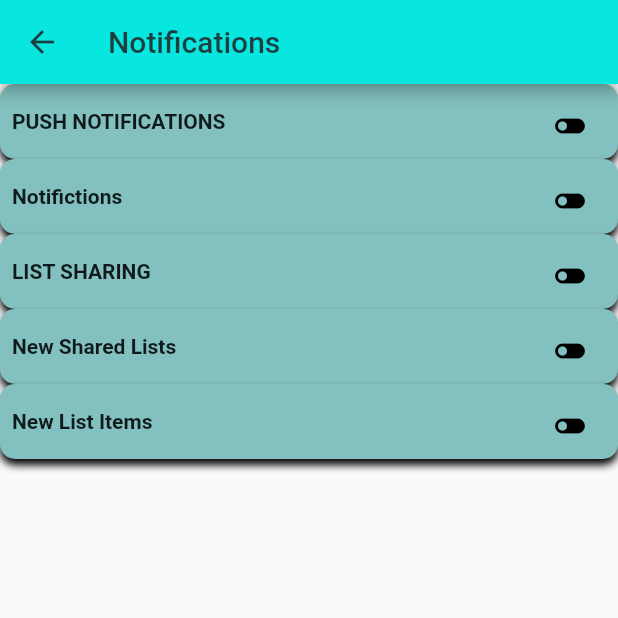
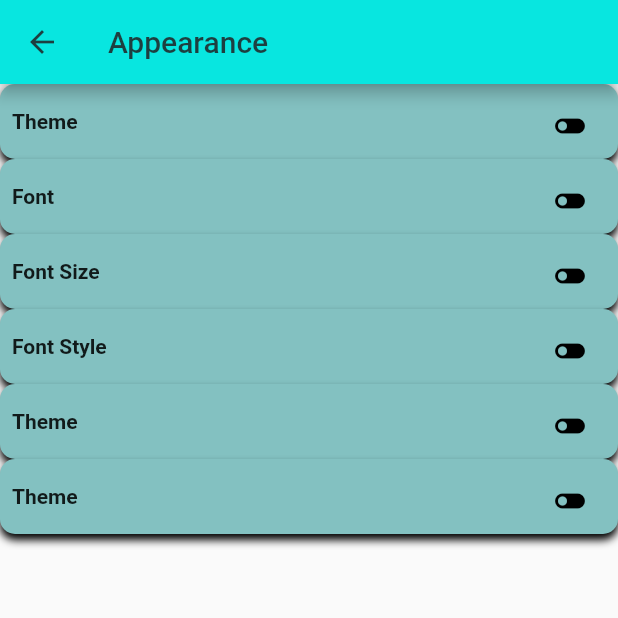
Before and after one commit to ListMe-MP/list_me, a Flutter app: the SettingsPage screen opened directly, after a tap on "Appearance", on a phone screen of 412 x 824 dp, the top half of it. Run offline on Flutter 3.47's test engine with Material 2 defaults, Android fonts, the phone set to English and light mode, and no system bars; our stand-ins replace another_flushbar, google_fonts, ionicons, smooth_page_indicator, syncfusion_flutter_charts, toggle_switch.

Commit message:
Added Apearance screen and Categories screen and Share List bar

```diff
--- /dev/null
+++ b/lib/components/appearance_bar.dart
@@ -0,0 +1,62 @@
+import 'package:flutter/material.dart';
+
+class AppearanceBar extends StatefulWidget {
+  final String text;
+
+  const AppearanceBar({
+    Key? key,
+    required this.text,
+  }) : super(key: key);
+
+  @override
+  _AppearanceBarState createState() => _AppearanceBarState();
+}
+
+class _AppearanceBarState extends State<AppearanceBar> {
+  bool isSwitchedOn = false;
+
+  void toggleSwitch() {
+    setState(() {
+      isSwitchedOn = !isSwitchedOn;
+    });
+  }
+
+  @override
+  Widget build(BuildContext context) {
+    return Container(
+      height: 50,
+      width: 500,
+      decoration: BoxDecoration(
+        borderRadius: BorderRadius.circular(10),
+        color: Color.fromRGBO(131, 193, 193, 1),
+        boxShadow: [
+          BoxShadow(
+            color: Colors.black,
+            blurRadius: 4,
+            offset: Offset(0, 4),
+            spreadRadius: 0,
+          ),
+        ],
+      ),
+      child: Padding(
+        padding: const EdgeInsets.all(8.0),
+        child: Row(
+          mainAxisAlignment: MainAxisAlignment.spaceBetween,
+          children: [
+            Text(
+              widget.text,
+              style: TextStyle(fontWeight: FontWeight.bold),
+            ),
+            IconButton(
+              icon: Icon(
+                isSwitchedOn ? Icons.toggle_on : Icons.toggle_off,
+                color: Colors.black,
+              ),
+              onPressed: toggleSwitch,
+            )
+          ],
+        ),
+      ),
+    );
+  }
+}
--- a/lib/screens/Settings_page.dart
+++ b/lib/screens/Settings_page.dart
@@ -10,6 +10,9 @@ import '../components/top_bar.dart';
 
 import '../model/menu_item.dart';
 import '../utils/navigationMenu.dart';
+import 'Share_page.dart';
+import 'appearance.dart';
+import 'categories.dart';
 
 
 class SettingsPage extends StatelessWidget {
@@ -51,93 +54,14 @@ class SettingsPage extends StatelessWidget {
 
 
 
-                    const SizedBox(
-                      height: 10,
-                    ),
-
-                    // Text(
-                    //   "Settings",
-                    //   style: GoogleFonts.castoro(
-                    //     fontSize: 40,
-                    //     fontWeight: FontWeight.w400,
-                    //     shadows: [
-                    //       Shadow(
-                    //         offset: Offset(2, -2),
-                    //         blurRadius: 4,
-                    //       ),
-                    //     ],
-                    //     color: Color.fromRGBO(1, 229, 217, 1),
-
-                    //   ),
-                    // ),
-
-
-            MainTitle(),
-
-            // Padding(
-            //   padding: EdgeInsets.only(top: 60.0),
-            //     child: Stack(
-            //       children: <Widget>[
-            //     // Stroked text as border.
-            //         Text(
-            //           'List Me',
-            //               style: GoogleFonts.castoro(
-            //                 fontSize: 40,
-            //                 shadows: [
-            //                   Shadow(
-            //                     blurRadius: 10.0,
-            //                     color: Colors.black,
-            //                     offset: Offset(2, -2))
-            //                   ],
-            //                 foreground: Paint()
-            //                   ..style = PaintingStyle.stroke
-            //                   ..strokeWidth = 5
-            //                   ..color = tc5,
-            //               ),
-            //         ),
-            //     // Solid text as fill.
-            //         Text(
-            //           'List Me',
-            //           style: GoogleFonts.castoro(
-            //           fontSize: 40,
-            //           color: tc6,
-            //         ),
-            //         ),
-            //       ],
-            //     ),
-            // ),
+                    SizedBox(height: 10,),
 
 
 
-                //   Text(
-                //   'Settings',
-                //   style: GoogleFonts.castoro(
-                //     fontSize: 40,
-                //     shadows: [
-                //       Shadow(
-                //           blurRadius: 10.0,
-                //           color: Colors.black,
-                //           offset: Offset(2, -2))
-                //     ],
-                //     foreground: Paint()
-                //       ..style = PaintingStyle.stroke
-                //       ..strokeWidth = 5
-                //       ..color = tc5,
-                //   ),
-                // ),
-                // // Solid text as fill.
-                // Text(
-                //   'Settings',
-                //   style: GoogleFonts.castoro(
-                //     fontSize: 40,
-                //     color: tc6,
-                //   ),
-                // ),
+                    MainTitle(),
 
 
-                    const SizedBox(
-                      height: 50,
-                    ),
+                    SizedBox(height: 50,),
 
 
                     SettingsBar(
@@ -146,15 +70,13 @@ class SettingsPage extends StatelessWidget {
                       onTap: (){
                         Navigator.of(context).push(
                           MaterialPageRoute(
-                            builder: (context) => NotificationPage()
+                            builder: (context) => AppearancePage()
                           )
                         );
                       },
                     ),
 
-                    SizedBox(
-                      height: 15,
-                    ),
+                    SizedBox(height: 15,),
 
                     SettingsBar(
                       icon: Ionicons.notifications_outline,
@@ -169,9 +91,36 @@ class SettingsPage extends StatelessWidget {
                       },
                     ),
 
-                     SizedBox(
-                      height: 15,
+                    SizedBox(height: 15,),
+
+                    SettingsBar(
+                      icon: Ionicons.share_social_outline,
+                      title: "Share List",
+                      onTap: (){
+                        print('Tapped on title');
+                        Navigator.of(context).push(
+                          MaterialPageRoute(
+                            builder: (context) => const SharePage()
+                          )
+                        );
+                      },
                     ),
+
+                      SizedBox(height: 15),
+
+                    SettingsBar(
+                      icon: Ionicons.person_outline,
+                      title: "Categories",
+                      onTap: (){
+                        Navigator.of(context).push(
+                          MaterialPageRoute(
+                            builder: (context) => CategoriesPage()
+                          )
+                        );
+                      },
+                    ),
+
+                    SizedBox(height: 15,),
 
                     SettingsBar(
                       icon: Ionicons.shield_outline,
@@ -185,9 +134,7 @@ class SettingsPage extends StatelessWidget {
                       },
                     ),
 
-                     SizedBox(
-                      height: 15,
-                    ),
+                     SizedBox(height: 15,),
 
                     SettingsBar(
                       icon: Ionicons.headset_outline,
@@ -201,9 +148,8 @@ class SettingsPage extends StatelessWidget {
                       },
                     ),
 
-                     SizedBox(
-                      height: 15,
-                    ),
+                    SizedBox(height: 15,),
+
 
                     SettingsBar(
                       icon: Ionicons.help_circle_outline,
--- a/lib/screens/Share_page.dart
+++ b/lib/screens/Share_page.dart
@@ -8,7 +8,7 @@ class SharePage extends StatelessWidget {
   Widget build(BuildContext context) {
     return Scaffold(
       appBar: AppBar(
-        title: Text("Share"),
+        title: Text("Share List"),
         backgroundColor: tc4,
       ),
     );
--- /dev/null
+++ b/lib/screens/appearance.dart
@@ -0,0 +1,38 @@
+import 'package:flutter/material.dart';
+
+
+import '../components/appearance_bar.dart';
+import '../components/colors.dart';
+
+
+
+class AppearancePage extends StatelessWidget {
+  const AppearancePage({super.key});
+
+  @override
+  Widget build(BuildContext context) {
+    return Scaffold(
+      appBar: AppBar(
+          title: const Text(
+            "Appearance",
+            style: TextStyle(color: tc1),
+            textAlign: TextAlign.justify,
+          ),
+          backgroundColor: tc4,
+          foregroundColor: tc1,
+        ),
+      body: Column(
+        children: [
+
+          AppearanceBar(text: "Theme"),
+          AppearanceBar(text: "Font"),
+          AppearanceBar(text: "Font Size"),
+          AppearanceBar(text: "Font Style"),
+          AppearanceBar(text: "Theme"),
+          AppearanceBar(text: "Theme"),
+
+        ],
+      ),
+    );
+  }
+}
```
Also changed, not shown: lib/components/categories_bar.dart (added, +62 -0 lines), lib/screens/categories.dart (added, +45 -0 lines).
